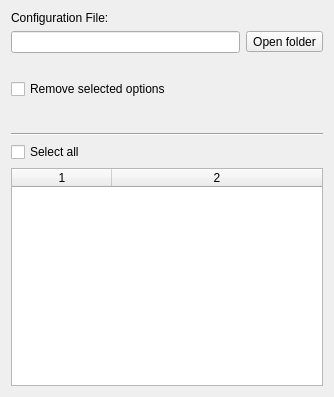
Old version of the form ui/options_maintenance.ui in the repository metabrainz/picard.
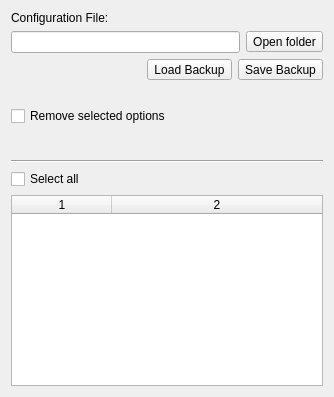
New version of the form.

Commit message: Add maintenance options to backup and restore configuration INI files

Patch:
```diff
--- a/ui/options_maintenance.ui
+++ b/ui/options_maintenance.ui
@@ -39,6 +39,40 @@
      </item>
     </layout>
    </item>
+   <item>
+    <layout class="QHBoxLayout" name="horizontalLayout">
+     <property name="bottomMargin">
+      <number>0</number>
+     </property>
+     <item>
+      <spacer name="horizontalSpacer">
+       <property name="orientation">
+        <enum>Qt::Horizontal</enum>
+       </property>
+       <property name="sizeHint" stdset="0">
+        <size>
+         <width>40</width>
+         <height>20</height>
+        </size>
+       </property>
+      </spacer>
+     </item>
+     <item>
+      <widget class="QToolButton" name="load_backup_button">
+       <property name="text">
+        <string>Load Backup</string>
+       </property>
+      </widget>
+     </item>
+     <item>
+      <widget class="QToolButton" name="save_backup_button">
+       <property name="text">
+        <string>Save Backup</string>
+       </property>
+      </widget>
+     </item>
+    </layout>
+   </item>
    <item>
     <widget class="QLabel" name="option_counts">
      <property name="sizePolicy">
```
The commit also changes 4 other files.
